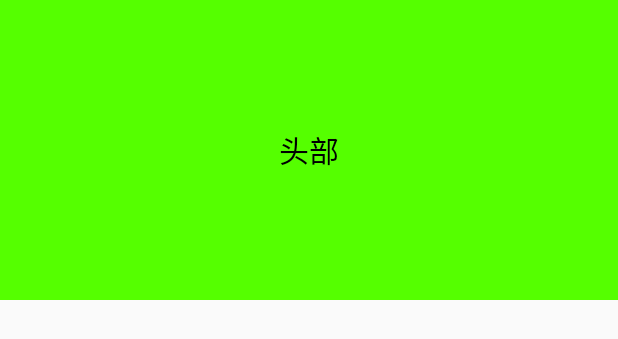
After one commit to hytcyjb/recycleview-encap-yjbo, an Android app: the layout layout_header1.xml on its own in the app's theme, with its tools: preview values and no code run, on a phone screen of 412 x 824 dp. The commit adds this screen. Shown: the top 339 px of the screen. Run offline under Robolectric (Android 15) with nearby library versions, the phone set to English and light mode, and no system bars.

Commit message:
添加头部的时候得换成另一种模式：直接用一个adapter；有点问题，还得尝试，深入了解；

```diff
--- /dev/null
+++ b/app/src/main/res/layout/layout_header1.xml
@@ -0,0 +1,27 @@
+<?xml version="1.0" encoding="utf-8"?>
+<!--由于加了点击事件，运行起来点击事件无效果，并不是因为代码有问题，而是焦点抢占原因，因此需要在布局文件 activity_adapter.xml 中设置是否可点击
+<LinearLayout xmlns:android="http://schemas.android.com/apk/res/android"
+              android:orientation="horizontal"
+              android:clickable="false"
+              android:layout_width="match_parent"
+              android:layout_height="wrap_content">
+-->
+<LinearLayout xmlns:android="http://schemas.android.com/apk/res/android"
+    android:layout_width="match_parent"
+    android:layout_height="200dp"
+    android:orientation="horizontal"
+    android:background="#55ff00"
+    android:gravity="center"
+    android:padding="15dp">
+
+
+        <TextView
+            android:id="@+id/tv1"
+            android:layout_width="wrap_content"
+            android:layout_height="wrap_content"
+            android:textSize="20dp"
+            android:textColor="#000000"
+            android:text="头部" />
+
+
+</LinearLayout>
```
Also changed, not shown: app/src/main/java/com/yy/yjbo/recycleview_encap_yjbo/test/recycle/addheadfoot/WrapRecyclerAdapter.java (+21 -5 lines), app/src/main/java/com/yy/yjbo/recycleview_encap_yjbo/test/recycle/addmuiltitem/AddMuiltItemActivity.java (+68 -59 lines).
